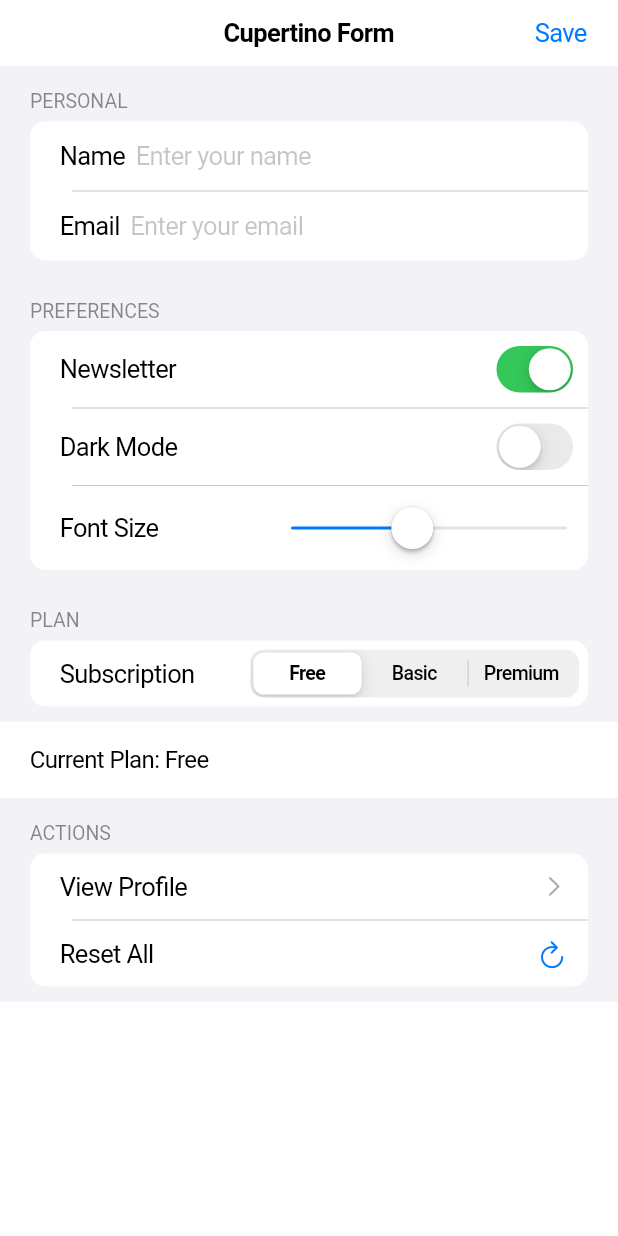
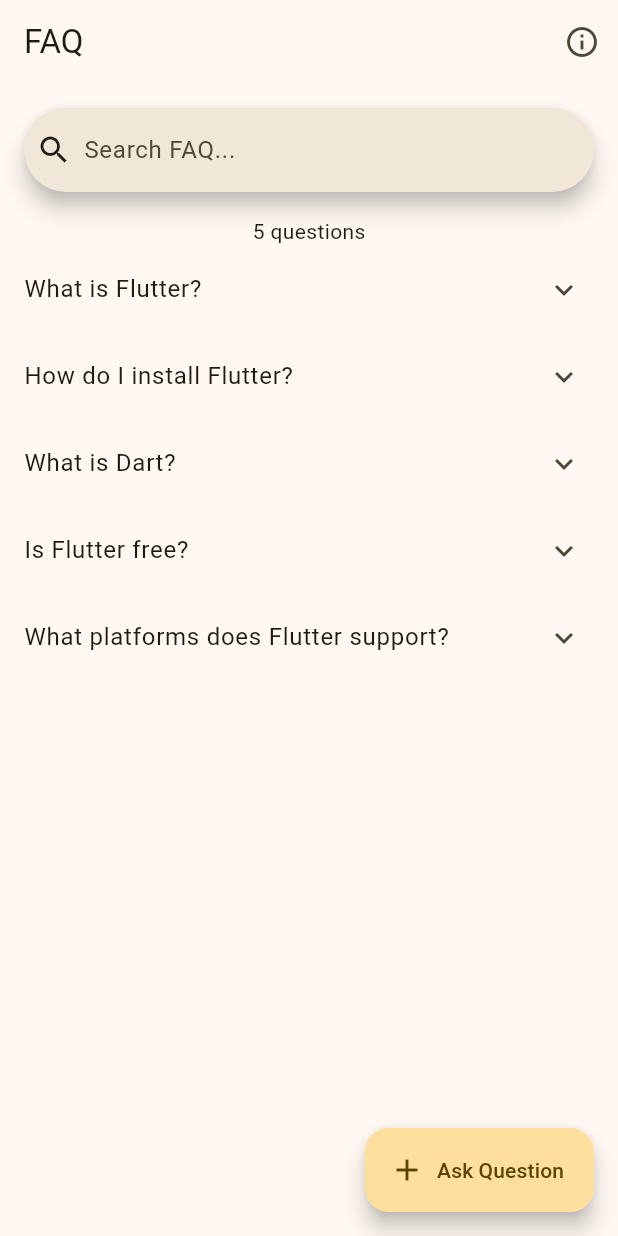
Before and after one commit to nicomoshi/iez, a Flutter app: the screen it shows after launch, on a phone screen of 412 x 824 dp. Run offline on Flutter 3.47's test engine with Material 3 defaults, Android fonts, the phone set to English and light mode, and no system bars.

Commit message:
test: Apps 48-50 — AnimatedContainer/MultiSelect/ExpandablePanel (91 assertions, 100%)
App #48: Animated Container — AnimatedContainer, AnimatedOpacity, AnimatedRotation, AnimatedCrossFade, AnimatedList add/remove, MaterialBanner (33 assertions, 21s)
App #49: Multi-Select List — ChoiceChip filter, PopupMenuButton sort, add task dialog, DropdownButtonFormField (31 assertions, 18s)
App #50: Expandable Panel — ExpansionTile FAQ, SearchBar filter, TextButton.icon helpful, FAB.extended ask question (27 assertions, 18s)

🎯 50 apps total, 539 steps, 1722 assertions, 100% pass rate.

Co-Authored-By: Claude Opus 4.6 (1M context) <noreply@anthropic.com>

```diff
--- a/test_app/lib/main.dart
+++ b/test_app/lib/main.dart
@@ -1,226 +1,168 @@
-import 'package:flutter/cupertino.dart';
 import 'package:flutter/material.dart';
 
-void main() => runApp(const CupertinoFormApp());
+void main() => runApp(const ExpandablePanelApp());
 
-class CupertinoFormApp extends StatelessWidget {
-  const CupertinoFormApp({super.key});
+class ExpandablePanelApp extends StatelessWidget {
+  const ExpandablePanelApp({super.key});
 
   @override
   Widget build(BuildContext context) {
-    return const CupertinoApp(
-      title: 'Cupertino Form Test',
-      theme: CupertinoThemeData(brightness: Brightness.light),
-      home: FormPage(),
+    return MaterialApp(
+      title: 'Expandable Panel Test',
+      theme: ThemeData(colorSchemeSeed: Colors.amber, useMaterial3: true),
+      home: const FAQPage(),
     );
   }
 }
 
-class FormPage extends StatefulWidget {
-  const FormPage({super.key});
+class FAQPage extends StatefulWidget {
+  const FAQPage({super.key});
   @override
-  State<FormPage> createState() => _FormPageState();
+  State<FAQPage> createState() => _FAQPageState();
 }
 
-class _FormPageState extends State<FormPage> {
-  final _nameCtrl = TextEditingController(text: '');
-  final _emailCtrl = TextEditingController(text: '');
-  bool _newsletter = true;
-  bool _darkMode = false;
-  double _fontSize = 16;
-  int _selectedPlan = 0;
-  final _plans = ['Free', 'Basic', 'Premium'];
+class _FAQPageState extends State<FAQPage> {
+  final _faqs = [
+    _FAQ('What is Flutter?', 'Flutter is a UI toolkit for building natively compiled applications.'),
+    _FAQ('How do I install Flutter?', 'Download the SDK from flutter.dev and add it to your PATH.'),
+    _FAQ('What is Dart?', 'Dart is a client-optimized programming language for apps on multiple platforms.'),
+    _FAQ('Is Flutter free?', 'Yes, Flutter is free and open source.'),
+    _FAQ('What platforms does Flutter support?', 'Flutter supports iOS, Android, Web, Windows, macOS, and Linux.'),
+  ];
+
+  String _searchQuery = '';
+
+  List<_FAQ> get _filtered =>
+    _searchQuery.isEmpty ? _faqs : _faqs.where((f) =>
+      f.question.toLowerCase().contains(_searchQuery.toLowerCase()) ||
+      f.answer.toLowerCase().contains(_searchQuery.toLowerCase())
+    ).toList();
 
   @override
   Widget build(BuildContext context) {
-    return CupertinoPageScaffold(
-      navigationBar: CupertinoNavigationBar(
-        middle: const Text('Cupertino Form'),
-        trailing: CupertinoButton(
-          padding: EdgeInsets.zero,
-          child: const Text('Save'),
+    return Scaffold(
+      appBar: AppBar(
+        title: const Text('FAQ'),
+        actions: [
+          IconButton(
+            icon: const Icon(Icons.info_outline),
+            tooltip: 'About',
             onPressed: () {
-            showCupertinoDialog(
-              context: context,
-              builder: (ctx) => CupertinoAlertDialog(
-                title: const Text('Saved'),
-                content: Text('Name: ${_nameCtrl.text}\nEmail: ${_emailCtrl.text}'),
-                actions: [
-                  CupertinoDialogAction(
-                    child: const Text('OK'),
-                    onPressed: () => Navigator.pop(ctx),
+              Navigator.push(context, MaterialPageRoute(builder: (_) => const AboutPage()));
+            },
           ),
         ],
       ),
-            );
-          },
+      body: Column(
+        children: [
+          Padding(
+            padding: const EdgeInsets.all(16),
+            child: SearchBar(
+              hintText: 'Search FAQ...',
+              leading: const Icon(Icons.search),
+              onChanged: (v) => setState(() => _searchQuery = v),
             ),
           ),
-      child: SafeArea(
+          Padding(
+            padding: const EdgeInsets.symmetric(horizontal: 16),
+            child: Text('${_filtered.length} questions'),
+          ),
+          Expanded(
             child: ListView(
+              children: _filtered.map((faq) => ExpansionTile(
+                title: Text(faq.question),
                 children: [
-            CupertinoFormSection.insetGrouped(
-              header: const Text('PERSONAL'),
+                  Padding(
+                    padding: const EdgeInsets.all(16),
+                    child: Text(faq.answer),
+                  ),
+                  Padding(
+                    padding: const EdgeInsets.only(left: 16, bottom: 16),
+                    child: Row(
                       children: [
-                CupertinoTextFormFieldRow(
-                  controller: _nameCtrl,
-                  prefix: const Text('Name'),
-                  placeholder: 'Enter your name',
-                ),
-                CupertinoTextFormFieldRow(
-                  controller: _emailCtrl,
-                  prefix: const Text('Email'),
-                  placeholder: 'Enter your email',
-                  keyboardType: TextInputType.emailAddress,
+                        TextButton.icon(
+                          onPressed: () => setState(() => faq.helpful = !faq.helpful),
+                          icon: Icon(faq.helpful ? Icons.thumb_up : Icons.thumb_up_outlined),
+                          label: Text(faq.helpful ? 'Helpful' : 'Was this helpful?'),
                         ),
                       ],
                     ),
-            CupertinoFormSection.insetGrouped(
-              header: const Text('PREFERENCES'),
-              children: [
-                CupertinoFormRow(
-                  prefix: const Text('Newsletter'),
-                  child: CupertinoSwitch(
-                    value: _newsletter,
-                    onChanged: (v) => setState(() => _newsletter = v),
                   ),
-                ),
-                CupertinoFormRow(
-                  prefix: const Text('Dark Mode'),
-                  child: CupertinoSwitch(
-                    value: _darkMode,
-                    onChanged: (v) => setState(() => _darkMode = v),
-                  ),
-                ),
-                CupertinoFormRow(
-                  prefix: const Text('Font Size'),
-                  child: SizedBox(
-                    width: 200,
-                    child: CupertinoSlider(
-                      value: _fontSize,
-                      min: 10,
-                      max: 24,
-                      divisions: 7,
-                      onChanged: (v) => setState(() => _fontSize = v),
-                    ),
+                ],
+              )).toList(),
             ),
           ),
         ],
       ),
-            CupertinoFormSection.insetGrouped(
-              header: const Text('PLAN'),
-              children: [
-                CupertinoFormRow(
-                  prefix: const Text('Subscription'),
-                  child: CupertinoSlidingSegmentedControl<int>(
-                    groupValue: _selectedPlan,
-                    children: {
-                      0: const Text('Free'),
-                      1: const Text('Basic'),
-                      2: const Text('Premium'),
+      floatingActionButton: FloatingActionButton.extended(
+        onPressed: () {
+          showDialog(
+            context: context,
+            builder: (ctx) {
+              final qCtrl = TextEditingController();
+              return AlertDialog(
+                title: const Text('Ask a Question'),
+                content: TextField(
+                  controller: qCtrl,
+                  decoration: const InputDecoration(labelText: 'Your question'),
+                ),
+                actions: [
+                  TextButton(onPressed: () => Navigator.pop(ctx), child: const Text('Cancel')),
+                  FilledButton(
+                    onPressed: () {
+                      if (qCtrl.text.isNotEmpty) {
+                        setState(() => _faqs.add(_FAQ(qCtrl.text, 'Answer pending...')));
+                      }
+                      Navigator.pop(ctx);
                     },
-                    onValueChanged: (v) => setState(() => _selectedPlan = v!),
-                  ),
+                    child: const Text('Submit'),
                   ),
                 ],
-            ),
-            const SizedBox(height: 16),
-            Padding(
-              padding: const EdgeInsets.symmetric(horizontal: 20),
-              child: Text(
-                'Current Plan: ${_plans[_selectedPlan]}',
-                style: const TextStyle(fontSize: 16),
-              ),
-            ),
-            const SizedBox(height: 16),
-            CupertinoFormSection.insetGrouped(
-              header: const Text('ACTIONS'),
-              children: [
-                CupertinoListTile(
-                  title: const Text('View Profile'),
-                  trailing: const CupertinoListTileChevron(),
-                  onTap: () {
-                    Navigator.push(context, CupertinoPageRoute(builder: (_) => ProfilePage(
-                      name: _nameCtrl.text.isEmpty ? 'User' : _nameCtrl.text,
-                      email: _emailCtrl.text.isEmpty ? 'N/A' : _emailCtrl.text,
-                      plan: _plans[_selectedPlan],
-                    )));
-                  },
-                ),
-                CupertinoListTile(
-                  title: const Text('Reset All'),
-                  trailing: const Icon(CupertinoIcons.refresh, size: 20),
-                  onTap: () {
-                    showCupertinoModalPopup(
-                      context: context,
-                      builder: (ctx) => CupertinoActionSheet(
-                        title: const Text('Reset All Settings?'),
-                        message: const Text('This will clear all form data.'),
-                        actions: [
-                          CupertinoActionSheetAction(
-                            isDestructiveAction: true,
-                            onPressed: () {
-                              Navigator.pop(ctx);
-                              setState(() {
-                                _nameCtrl.clear();
-                                _emailCtrl.clear();
-                                _newsletter = true;
-                                _darkMode = false;
-                                _fontSize = 16;
-                                _selectedPlan = 0;
-                              });
-                            },
-                            child: const Text('Reset'),
-                          ),
-                        ],
-                        cancelButton: CupertinoActionSheetAction(
-                          onPressed: () => Navigator.pop(ctx),
-                          child: const Text('Cancel'),
-                        ),
-                      ),
               );
             },
-                ),
-              ],
-            ),
-          ],
-        ),
+          );
+        },
+        icon: const Icon(Icons.add),
+        label: const Text('Ask Question'),
       ),
     );
   }
 }
 
-class ProfilePage extends StatelessWidget {
-  final String name;
-  final String email;
-  final String plan;
+class _FAQ {
+  String question;
+  String answer;
+  bool helpful;
+  _FAQ(this.question, this.answer, {this.helpful = false});
+}
 
-  const ProfilePage({super.key, required this.name, required this.email, required this.plan});
+class AboutPage extends StatelessWidget {
+  const AboutPage({super.key});
 
   @override
   Widget build(BuildContext context) {
-    return CupertinoPageScaffold(
-      navigationBar: const CupertinoNavigationBar(
-        middle: Text('Profile'),
+    return Scaffold(
+      appBar: AppBar(title: const Text('About')),
+      body: ListView(
+        padding: const EdgeInsets.all(16),
+        children: [
+          const Text('FAQ App', style: TextStyle(fontSize: 24, fontWeight: FontWeight.bold)),
+          const SizedBox(height: 8),
+          const Text('Version 1.0.0'),
+          const SizedBox(height: 16),
+          const Card(
+            child: ListTile(
+              leading: Icon(Icons.code),
+              title: Text('Built with Flutter'),
+              subtitle: Text('Material Design 3'),
             ),
-      child: SafeArea(
-        child: ListView(
-          children: [
-            const SizedBox(height: 32),
-            const Center(
-              child: Icon(CupertinoIcons.person_circle, size: 80),
           ),
           const SizedBox(height: 16),
-            CupertinoFormSection.insetGrouped(
-              header: const Text('DETAILS'),
-              children: [
-                CupertinoFormRow(prefix: const Text('Name'), child: Text(name)),
-                CupertinoFormRow(prefix: const Text('Email'), child: Text(email)),
-                CupertinoFormRow(prefix: const Text('Plan'), child: Text(plan)),
-              ],
+          OutlinedButton(
+            onPressed: () => Navigator.pop(context),
+            child: const Text('Go Back'),
           ),
         ],
-        ),
       ),
     );
   }
--- a/test_app/pubspec.yaml
+++ b/test_app/pubspec.yaml
@@ -1,4 +1,4 @@
-name: cupertino_form_test
+name: expandable_panel_test
 description: "A new Flutter project."
 # The following line prevents the package from being accidentally published to
 # pub.dev using `flutter pub publish`. This is preferred for private packages.
```
Also changed, not shown: 2 other files. Lines whose indentation alone changed are shown as unchanged.
